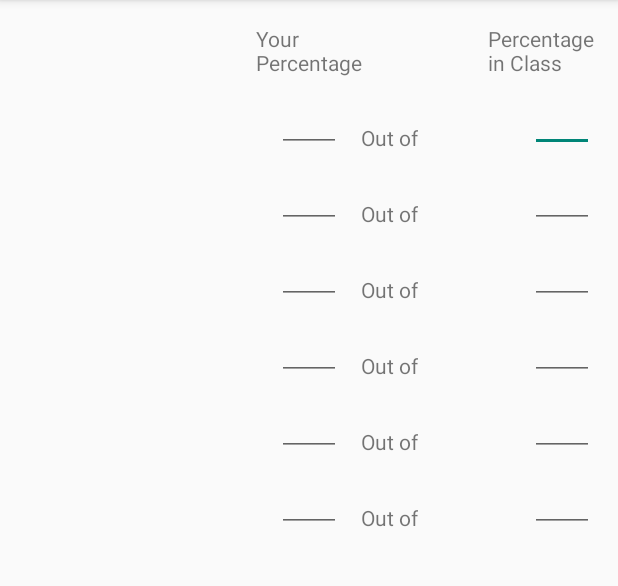
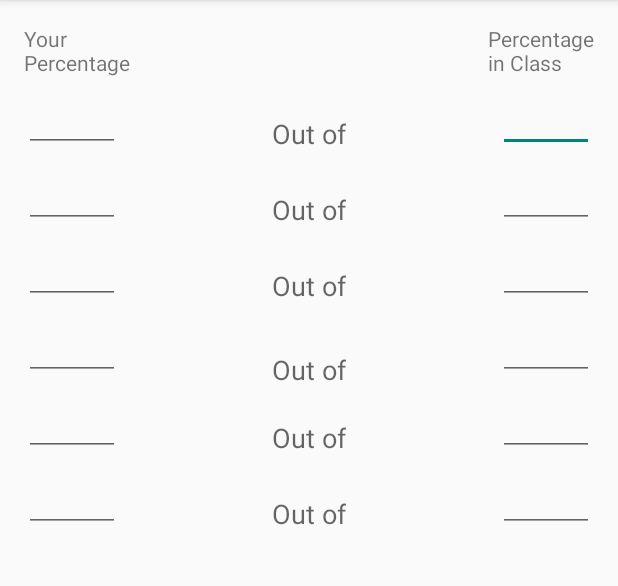
Before and after one commit to Xhadow/Class_Grade_Checker, an Android app: the screen it shows after launch (MainActivity), on a phone screen of 412 x 824 dp, the part 84-670 px from its top. Run offline under Robolectric (Android 15) with nearby library versions, the phone set to English and light mode, and no system bars.

Commit message:
Changed Percentage texts

```diff
--- a/app/src/main/res/layout/activity_main.xml
+++ b/app/src/main/res/layout/activity_main.xml
@@ -9,7 +9,7 @@
         android:layout_width="wrap_content"
         android:layout_height="wrap_content"
         android:inputType="number"
-        android:ems="2"
+        android:ems="3"
         android:id="@+id/editText"
         android:layout_alignParentTop="true"
         android:layout_alignParentRight="true"
@@ -21,7 +21,7 @@
         android:layout_width="wrap_content"
         android:layout_height="wrap_content"
         android:inputType="numberDecimal"
-        android:ems="2"
+        android:ems="3"
         android:id="@+id/editText2"
         android:layout_below="@+id/editText"
         android:layout_alignRight="@+id/editText"
@@ -32,7 +32,7 @@
         android:layout_width="wrap_content"
         android:layout_height="wrap_content"
         android:inputType="numberDecimal"
-        android:ems="2"
+        android:ems="3"
         android:id="@+id/editText3"
         android:layout_below="@+id/editText2"
         android:layout_alignRight="@+id/editText2"
@@ -43,7 +43,7 @@
         android:layout_width="wrap_content"
         android:layout_height="wrap_content"
         android:inputType="numberDecimal"
-        android:ems="2"
+        android:ems="3"
         android:id="@+id/editText4"
         android:layout_below="@+id/editText3"
         android:layout_alignRight="@+id/editText3"
@@ -54,7 +54,7 @@
         android:layout_width="wrap_content"
         android:layout_height="wrap_content"
         android:inputType="numberDecimal"
-        android:ems="2"
+        android:ems="3"
         android:id="@+id/editText5"
         android:layout_below="@+id/editText4"
         android:layout_alignRight="@+id/editText4"
@@ -65,7 +65,7 @@
         android:layout_width="wrap_content"
         android:layout_height="wrap_content"
         android:inputType="numberDecimal"
-        android:ems="2"
+        android:ems="3"
         android:id="@+id/editText6"
         android:layout_below="@+id/editText5"
         android:layout_alignRight="@+id/editText5"
@@ -76,11 +76,12 @@
         android:layout_width="wrap_content"
         android:layout_height="wrap_content"
         android:inputType="numberDecimal"
-        android:ems="2"
+        android:ems="3"
         android:id="@+id/editText8"
-        android:layout_alignTop="@+id/editText"
-        android:layout_centerHorizontal="true"
-        android:textAlignment="center" />
+        android:textAlignment="center"
+        android:layout_alignBottom="@+id/textView3"
+        android:layout_alignParentLeft="true"
+        android:layout_alignParentStart="true" />
 
     <TextView
         android:layout_width="wrap_content"
@@ -99,113 +100,118 @@
         android:textAppearance="?android:attr/textAppearanceSmall"
         android:text="Your\nPercentage"
         android:id="@+id/textView2"
+        android:textAlignment="center"
         android:layout_alignParentTop="true"
-        android:layout_centerHorizontal="true"
-        android:textAlignment="center" />
+        android:layout_alignParentLeft="true"
+        android:layout_alignParentStart="true" />
 
     <EditText
         android:layout_width="wrap_content"
         android:layout_height="wrap_content"
         android:inputType="numberDecimal"
-        android:ems="2"
+        android:ems="3"
         android:id="@+id/editText10"
-        android:layout_alignTop="@+id/editText2"
-        android:layout_centerHorizontal="true"
-        android:textAlignment="center" />
+        android:textAlignment="center"
+        android:layout_above="@+id/editText3"
+        android:layout_alignParentLeft="true"
+        android:layout_alignParentStart="true" />
 
     <EditText
         android:layout_width="wrap_content"
         android:layout_height="wrap_content"
         android:inputType="numberDecimal"
-        android:ems="2"
+        android:ems="3"
         android:id="@+id/editText11"
         android:layout_alignTop="@+id/editText3"
-        android:layout_centerHorizontal="true" />
+        android:layout_alignParentLeft="true"
+        android:layout_alignParentStart="true" />
 
     <EditText
         android:layout_width="wrap_content"
         android:layout_height="wrap_content"
         android:inputType="numberDecimal"
-        android:ems="2"
+        android:ems="3"
         android:id="@+id/editText12"
         android:layout_alignTop="@+id/editText4"
-        android:layout_centerHorizontal="true" />
+        android:layout_alignParentLeft="true"
+        android:layout_alignParentStart="true" />
 
     <EditText
         android:layout_width="wrap_content"
         android:layout_height="wrap_content"
         android:inputType="numberDecimal"
-        android:ems="2"
+        android:ems="3"
         android:id="@+id/editText13"
         android:layout_alignTop="@+id/editText5"
-        android:layout_centerHorizontal="true" />
+        android:layout_alignParentLeft="true"
+        android:layout_alignParentStart="true" />
 
     <EditText
         android:layout_width="wrap_content"
         android:layout_height="wrap_content"
         android:inputType="numberDecimal"
-        android:ems="2"
+        android:ems="3"
         android:id="@+id/editText14"
         android:layout_alignTop="@+id/editText6"
+        android:layout_alignParentLeft="true"
+        android:layout_alignParentStart="true" />
+
+    <TextView
+        android:layout_width="wrap_content"
+        android:layout_height="wrap_content"
+        android:textAppearance="?android:attr/textAppearanceMedium"
+        android:text="Out of"
+        android:id="@+id/textView3"
+        android:layout_above="@+id/editText2"
         android:layout_centerHorizontal="true" />
 
     <TextView
         android:layout_width="wrap_content"
         android:layout_height="wrap_content"
-        android:textAppearance="?android:attr/textAppearanceSmall"
-        android:text="\tOut of"
-        android:id="@+id/textView3"
-        android:layout_above="@+id/editText2"
-        android:layout_toRightOf="@+id/editText8"
-        android:layout_toEndOf="@+id/editText8" />
+        android:textAppearance="?android:attr/textAppearanceMedium"
+        android:text="Out of"
+        android:id="@+id/textView4"
+        android:layout_above="@+id/editText3"
+        android:layout_alignLeft="@+id/textView3"
+        android:layout_alignStart="@+id/textView3" />
 
     <TextView
         android:layout_width="wrap_content"
         android:layout_height="wrap_content"
-        android:textAppearance="?android:attr/textAppearanceSmall"
-        android:text="\tOut of"
-        android:id="@+id/textView4"
-        android:layout_above="@+id/editText3"
-        android:layout_toRightOf="@+id/editText8"
-        android:layout_toEndOf="@+id/editText8" />
+        android:textAppearance="?android:attr/textAppearanceMedium"
+        android:text="Out of"
+        android:id="@+id/textView5"
+        android:layout_above="@+id/editText4"
+        android:layout_alignLeft="@+id/textView4"
+        android:layout_alignStart="@+id/textView4" />
 
     <TextView
         android:layout_width="wrap_content"
         android:layout_height="wrap_content"
-        android:textAppearance="?android:attr/textAppearanceSmall"
-        android:text="\tOut of"
-        android:id="@+id/textView5"
-        android:layout_above="@+id/editText4"
-        android:layout_toRightOf="@+id/editText8"
-        android:layout_toEndOf="@+id/editText8" />
+        android:textAppearance="?android:attr/textAppearanceMedium"
+        android:text="Out of"
+        android:id="@+id/textView6"
+        android:layout_above="@+id/editText13"
+        android:layout_alignLeft="@+id/textView5"
+        android:layout_alignStart="@+id/textView5" />
 
     <TextView
         android:layout_width="wrap_content"
         android:layout_height="wrap_content"
-        android:textAppearance="?android:attr/textAppearanceSmall"
-        android:text="\tOut of"
-        android:id="@+id/textView6"
-        android:layout_above="@+id/editText5"
-        android:layout_toRightOf="@+id/editText8"
-        android:layout_toEndOf="@+id/editText8" />
+        android:textAppearance="?android:attr/textAppearanceMedium"
+        android:text="Out of"
+        android:id="@+id/textView7"
+        android:layout_above="@+id/editText6"
+        android:layout_alignLeft="@+id/textView6"
+        android:layout_alignStart="@+id/textView6" />
 
     <TextView
         android:layout_width="wrap_content"
         android:layout_height="wrap_content"
-        android:textAppearance="?android:attr/textAppearanceSmall"
-        android:text="\tOut of"
-        android:id="@+id/textView7"
-        android:layout_above="@+id/editText6"
-        android:layout_toRightOf="@+id/editText8"
-        android:layout_toEndOf="@+id/editText8" />
-
-    <TextView
-        android:layout_width="wrap_content"
-        android:layout_height="wrap_content"
-        android:textAppearance="?android:attr/textAppearanceSmall"
-        android:text="\tOut of"
+        android:textAppearance="?android:attr/textAppearanceMedium"
+        android:text="Out of"
         android:id="@+id/textView14"
-        android:layout_alignBottom="@+id/editText14"
-        android:layout_toRightOf="@+id/editText14"
-        android:layout_toEndOf="@+id/editText14" />
+        android:layout_alignBottom="@+id/editText6"
+        android:layout_alignLeft="@+id/textView7"
+        android:layout_alignStart="@+id/textView7" />
 </RelativeLayout>
```
